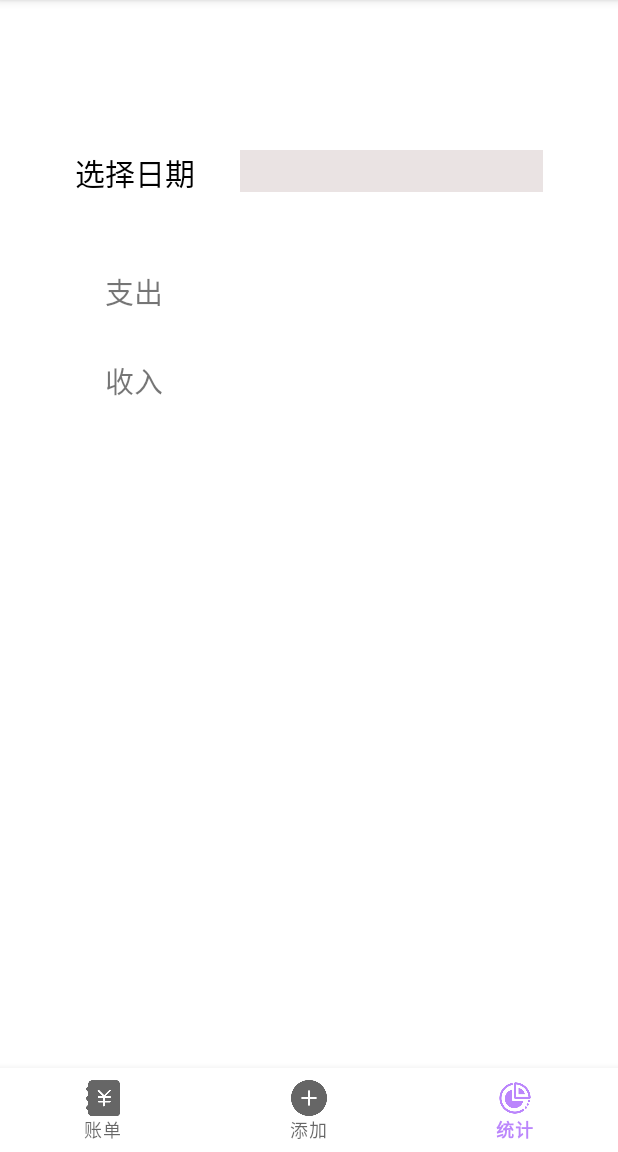
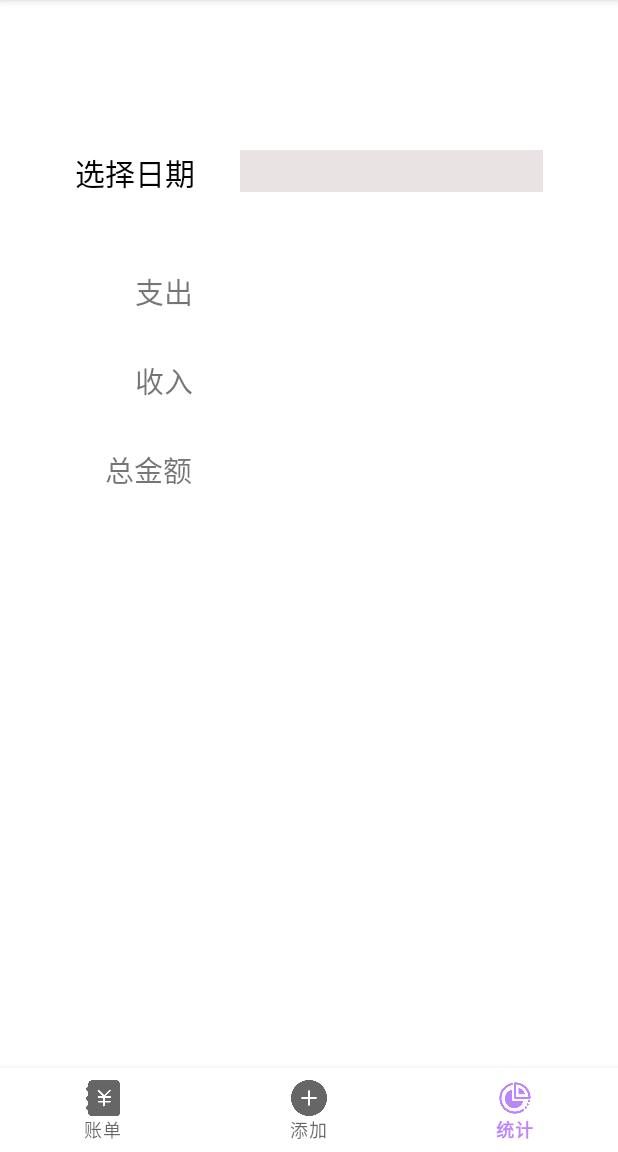
Before and after one commit to Sheaxx/Financial-Assistant, an Android app: the screen it shows after launch (MainActivity), item 3 of the bottom bar chosen, on a phone screen of 412 x 824 dp, the part 84-1236 px from its top. Run offline under Robolectric (Android 15) with nearby library versions, the phone set to English and light mode, and no system bars.

Commit message:
账单统计

```diff
--- a/app/src/main/res/layout/statistics_fragment.xml
+++ b/app/src/main/res/layout/statistics_fragment.xml
@@ -33,7 +33,7 @@
       android:layout_height="wrap_content"
       android:layout_below="@+id/statistics_tv_date"
       android:layout_marginTop="50dp"
-      android:layout_marginLeft="70dp"
+      android:layout_marginLeft="90dp"
       android:text="支出"
       android:textSize="19sp"/>
 
@@ -54,7 +54,7 @@
       android:layout_height="wrap_content"
       android:layout_below="@+id/statistics_tv_outgoing"
       android:layout_marginTop="30dp"
-      android:layout_marginLeft="70dp"
+      android:layout_marginLeft="90dp"
       android:text="收入"
       android:textSize="19sp"/>
 
@@ -67,7 +67,26 @@
       android:layout_marginTop="30dp"
       android:layout_marginLeft="30dp"
       android:textSize="19sp"
+      android:textColor="#000"/>
+
+  <TextView
+      android:id="@+id/statistics_tv_sum"
+      android:layout_width="wrap_content"
+      android:layout_height="wrap_content"
+      android:layout_below="@+id/statistics_tv_incoming"
+      android:layout_marginTop="30dp"
+      android:layout_marginLeft="70dp"
+      android:text="总金额"
+      android:textSize="19sp"/>
+
+  <TextView
+      android:id="@+id/statistics_sum"
+      android:layout_width="wrap_content"
+      android:layout_height="wrap_content"
+      android:layout_toRightOf="@+id/statistics_tv_sum"
+      android:layout_below="@+id/statistics_tv_incoming"
+      android:layout_marginTop="30dp"
+      android:layout_marginLeft="30dp"
+      android:textSize="19sp"
       android:textColor="#CB5E5A"/>
-
-
 </RelativeLayout>
```
Also changed, not shown: app/src/main/java/com/example/financial_assistant/StatisticsFragment.java (+43 -2 lines).
